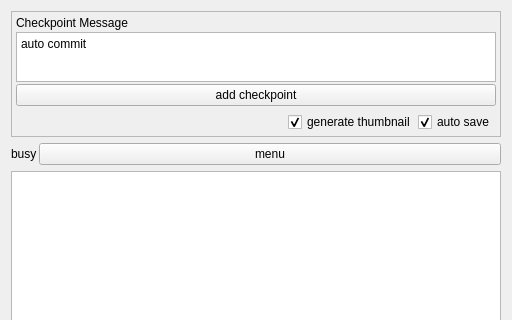
Qt form version_manager/qt_docker_widget_ui.ui (mellowed100/Krita-Document-Version-Manager) before a commit; both pictures show x 0 to 512 and y 0 to 320 of the 512 by 509 pixel window.
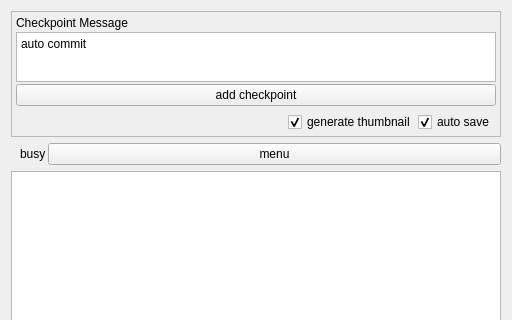
The same form after that commit. Custom widgets are drawn as their Qt base class.

Commit message: Added + - buttons to side of icon scale slider.

What changed in the file:
```diff
--- a/version_manager/qt_docker_widget_ui.ui
+++ b/version_manager/qt_docker_widget_ui.ui
@@ -204,7 +204,7 @@
        <number>0</number>
       </property>
       <property name="leftMargin">
-       <number>0</number>
+       <number>9</number>
       </property>
       <property name="topMargin">
        <number>0</number>
```
The commit also changes 3 other files.
